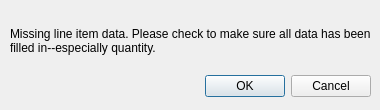
Old version of the form View/missingdatadialog.ui in the repository topherMcDonald/SPO.
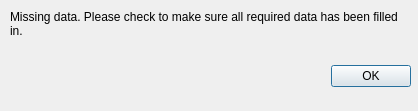
New version of the form.

Commit message: Updated "No data" logic

```diff
--- a/View/missingdatadialog.ui
+++ b/View/missingdatadialog.ui
@@ -9,8 +9,8 @@
    <rect>
     <x>0</x>
     <y>0</y>
-    <width>380</width>
-    <height>110</height>
+    <width>418</width>
+    <height>111</height>
    </rect>
   </property>
   <property name="windowTitle">
@@ -20,29 +20,37 @@
    <property name="geometry">
     <rect>
      <x>30</x>
-     <y>70</y>
-     <width>341</width>
-     <height>32</height>
+     <y>51</y>
+     <width>381</width>
+     <height>51</height>
     </rect>
    </property>
    <property name="orientation">
     <enum>Qt::Horizontal</enum>
    </property>
    <property name="standardButtons">
-    <set>QDialogButtonBox::Cancel|QDialogButtonBox::Ok</set>
+    <set>QDialogButtonBox::Ok</set>
    </property>
   </widget>
   <widget class="QLabel" name="label">
    <property name="geometry">
     <rect>
      <x>10</x>
-     <y>20</y>
-     <width>361</width>
-     <height>41</height>
+     <y>10</y>
+     <width>401</width>
+     <height>51</height>
     </rect>
    </property>
+   <property name="font">
+    <font>
+     <pointsize>9</pointsize>
+    </font>
+   </property>
    <property name="text">
-    <string>Missing line item data. Please check to make sure all data has been filled in--especially quantity.</string>
+    <string>Missing data. Please check to make sure all required data has been filled in.</string>
+   </property>
+   <property name="alignment">
+    <set>Qt::AlignLeading|Qt::AlignLeft|Qt::AlignTop</set>
    </property>
    <property name="wordWrap">
     <bool>true</bool>
```
The commit also changes 4 other files.
